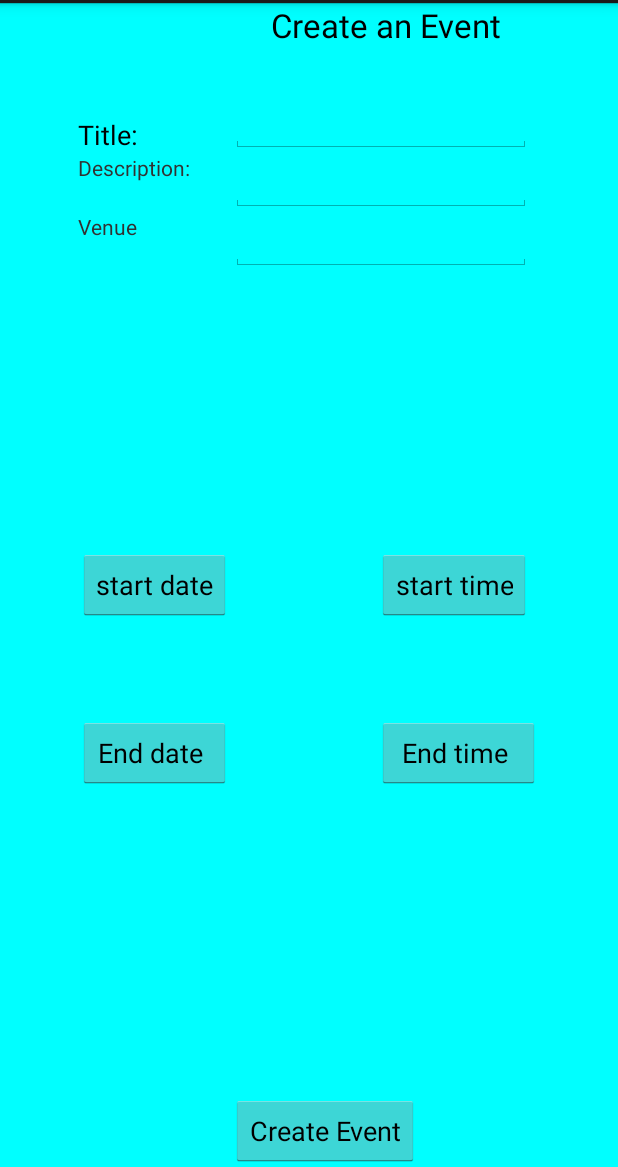
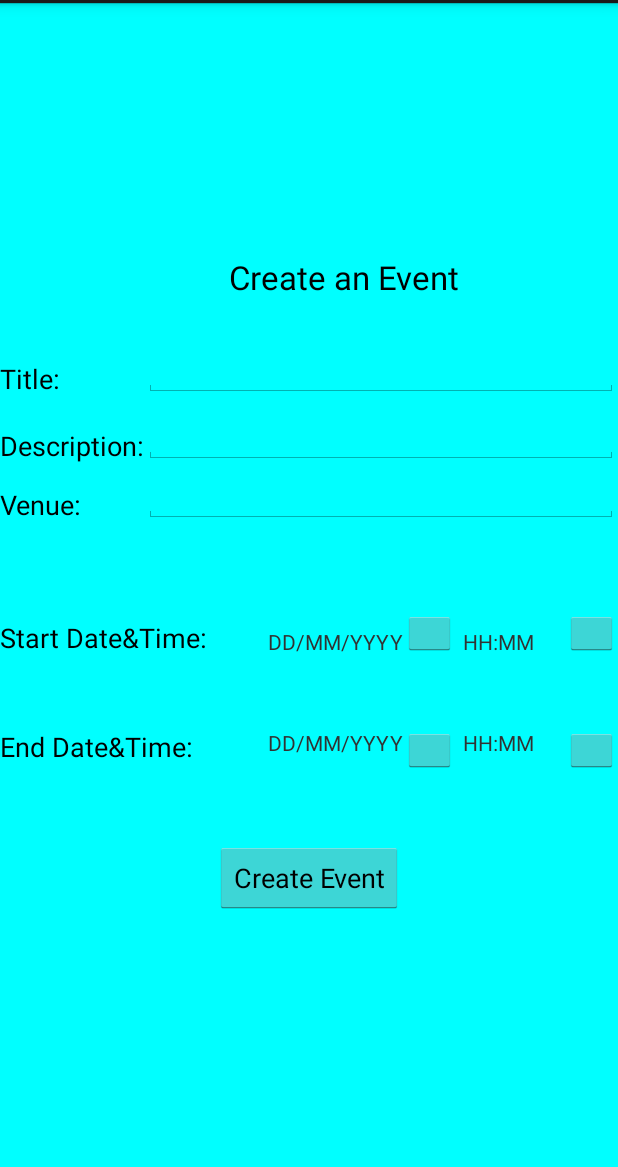
Before and after one commit to anusharavikumar/Team08, an Android app: the fragment CreateEvent shown on its own in the app's theme, on a phone screen of 412 x 824 dp, the part 69-1236 px from its top. Run offline under Robolectric (Android 15) with nearby library versions, the phone set to English and light mode, and no system bars.

Commit message:
Updating create Event UI

```diff
--- a/SkiBuddy/app/src/main/java/com/cmpe277/skibuddy/DateHandler.java
+++ b/SkiBuddy/app/src/main/java/com/cmpe277/skibuddy/DateHandler.java
@@ -29,7 +29,7 @@ public class DateHandler extends DialogFragment  implements DatePickerDialog.OnD
     @Override
     public void onDateSet(DatePicker view, int year, int dateSetting, int dayOfMonth) {
         Context context;
-        String val = dateSetting+":"+(dayOfMonth+1)+":"+year;
+        String val = (dateSetting+1)+":"+(dayOfMonth)+":"+year;
         TextView tv = (TextView) getActivity().findViewById(R.id.textView6);
         tv.setText(val);
 
--- a/SkiBuddy/app/src/main/java/com/cmpe277/skibuddy/DateSetting.java
+++ b/SkiBuddy/app/src/main/java/com/cmpe277/skibuddy/DateSetting.java
@@ -29,7 +29,7 @@ public class DateSetting extends DialogFragment  implements DatePickerDialog.OnD
     @Override
     public void onDateSet(DatePicker view, int year, int dateSetting, int dayOfMonth) {
         Context context;
-        String val = dateSetting+":"+(dayOfMonth+1)+":"+year;
+        String val = (dateSetting+1)+":"+(dayOfMonth)+":"+year;
         TextView tv = (TextView) getActivity().findViewById(R.id.textView7);
         tv.setText(val);
         //Toast.makeText(this.getContext(), "selected date:" + dateSetting + "/" + (dayOfMonth + 1) + "/" + year, Toast.LENGTH_LONG).show();
--- a/SkiBuddy/app/src/main/res/layout/eventcreate.xml
+++ b/SkiBuddy/app/src/main/res/layout/eventcreate.xml
@@ -3,45 +3,46 @@
     android:layout_width="match_parent"
     android:layout_height="match_parent"
     android:gravity="center"
-    android:orientation="vertical" >
+    android:orientation="vertical"
+    android:background="@drawable/backgd">
 
     <Button
-        android:layout_width="wrap_content"
-        android:layout_height="wrap_content"
-        android:text="start date"
+        android:layout_width="35dp"
+        android:layout_height="30dp"
+
         android:id="@+id/button"
-        android:layout_centerVertical="true"
-        android:layout_alignParentStart="true" />
+
+        android:layout_alignBottom="@+id/textView6"
+        android:layout_toEndOf="@+id/textView6" />
 
     <Button
-        android:layout_width="wrap_content"
-        android:layout_height="wrap_content"
-        android:text="start time"
+        android:layout_width="35dp"
+        android:layout_height="30dp"
+
         android:id="@+id/button1"
-        android:layout_marginLeft="97dp"
-        android:layout_alignTop="@+id/button"
-        android:layout_toEndOf="@+id/button"
-        android:layout_marginStart="87dp" />
+        android:layout_marginLeft="70dp"
+        android:layout_alignBottom="@+id/textView6"
+        android:layout_alignParentEnd="true" />
     <Button
-        android:layout_width="wrap_content"
-        android:layout_height="wrap_content"
-        android:text=" End date  "
+        android:layout_width="35dp"
+        android:layout_height="30dp"
+
         android:id="@+id/button3"
 
+        android:layout_marginTop="48dp"
         android:layout_below="@+id/button"
-        android:layout_alignEnd="@+id/button"
-        android:layout_marginTop="64dp" />
+        android:layout_toEndOf="@+id/button5" />
 
     <Button
-        android:layout_width="wrap_content"
-        android:layout_height="wrap_content"
-        android:text=" End time  "
+        android:layout_width="35dp"
+        android:layout_height="30dp"
+
         android:id="@+id/button4"
 
-        android:layout_marginLeft="97dp"
-        android:layout_alignTop="@+id/button3"
-        android:layout_toEndOf="@+id/button3"
-        android:layout_marginStart="87dp" />
+        android:layout_marginLeft="70dp"
+        android:layout_alignParentEnd="true"
+        android:layout_alignBottom="@+id/button3"
+        android:layout_alignTop="@+id/button3" />
 
     <EditText
         android:layout_width="wrap_content"
@@ -55,22 +56,22 @@
     <TextView
         android:layout_width="wrap_content"
         android:layout_height="wrap_content"
+        android:textAppearance="?android:attr/textAppearanceMedium"
         android:text="Description:"
         android:id="@+id/textView"
+        android:layout_marginTop="20dp"
         android:layout_alignParentStart="true"
-
-        android:layout_alignTop="@+id/editText"
-        android:layout_toStartOf="@+id/button1"
-        android:layout_alignBottom="@+id/editText" />
+        android:layout_alignBottom="@+id/editText"
+        android:layout_above="@+id/editText2" />
 
     <TextView
         android:layout_width="wrap_content"
         android:layout_height="wrap_content"
-        android:text="Venue"
+        android:textAppearance="?android:attr/textAppearanceMedium"
+        android:text="Venue:"
         android:id="@+id/textView2"
-        android:layout_alignParentStart="true"
-        android:layout_below="@+id/textView"
-        android:layout_alignEnd="@+id/textView" />
+        android:layout_alignBottom="@+id/editText2"
+        android:layout_alignParentStart="true" />
 
     <EditText
         android:layout_width="wrap_content"
@@ -85,8 +86,9 @@
         android:layout_height="wrap_content"
         android:text="Create Event"
         android:id="@+id/button5"
-        android:layout_alignParentBottom="true"
-        android:layout_toEndOf="@+id/button3" />
+        android:layout_below="@+id/button3"
+        android:layout_centerHorizontal="true"
+        android:layout_marginTop="46dp" />
 
     <TextView
         android:layout_width="wrap_content"
@@ -95,41 +97,43 @@
         android:text="Create an Event"
         android:id="@+id/textView3"
         android:layout_alignParentTop="true"
-        android:layout_centerHorizontal="true" />
+        android:layout_toStartOf="@+id/button1" />
 
     <TextView
         android:layout_width="wrap_content"
         android:layout_height="wrap_content"
-        android:text=""
-        android:visibility = "invisible"
+
+        android:layout_marginLeft="40dp"
+        android:text="HH:MM"
         android:id="@+id/textView8"
-        android:layout_below="@+id/button1"
-        android:layout_alignStart="@+id/button1" />
+        android:layout_alignTop="@+id/textView6"
+        android:layout_toEndOf="@+id/textView7" />
 
     <TextView
         android:layout_width="wrap_content"
         android:layout_height="wrap_content"
-        android:text=""
-        android:visibility = "invisible"
+        android:layout_marginLeft="40dp"
+        android:text="HH:MM"
         android:id="@+id/textView5"
-        android:layout_below="@+id/button1"
-        android:layout_alignStart="@+id/button1" />
+        android:layout_alignTop="@+id/textView7"
+        android:layout_toEndOf="@+id/button5" />
     <TextView
         android:layout_width="wrap_content"
         android:layout_height="wrap_content"
-        android:text=""
-        android:visibility = "invisible"
+        android:text="DD/MM/YYYY"
+        android:layout_marginLeft="10dp"
         android:id="@+id/textView6"
-        android:layout_below="@+id/button1"
-        android:layout_alignStart="@+id/button1" />
+        android:layout_marginTop="69dp"
+        android:layout_below="@+id/editText2"
+        android:layout_toStartOf="@+id/textView8" />
     <TextView
         android:layout_width="wrap_content"
         android:layout_height="wrap_content"
-        android:text=""
-        android:visibility = "invisible"
+        android:layout_marginLeft="30dp"
+        android:text="DD/MM/YYYY"
         android:id="@+id/textView7"
-        android:layout_below="@+id/button1"
-        android:layout_alignStart="@+id/button1" />
+        android:layout_toStartOf="@+id/button3"
+        android:layout_alignTop="@+id/button3" />
 
     <EditText
         android:layout_width="wrap_content"
@@ -143,9 +147,28 @@
         android:layout_width="wrap_content"
         android:layout_height="wrap_content"
         android:textAppearance="?android:attr/textAppearanceMedium"
+        android:layout_alignParentStart="true"
         android:text="Title:"
         android:id="@+id/textView9"
         android:layout_alignBottom="@+id/title"
         android:layout_alignStart="@+id/textView" />
 
+    <TextView
+        android:layout_width="wrap_content"
+        android:layout_height="wrap_content"
+        android:textAppearance="?android:attr/textAppearanceMedium"
+        android:text="Start Date&amp;Time:"
+        android:id="@+id/textView10"
+        android:layout_alignBottom="@+id/textView6"
+        android:layout_alignParentStart="true" />
+
+    <TextView
+        android:layout_width="wrap_content"
+        android:layout_height="wrap_content"
+        android:textAppearance="?android:attr/textAppearanceMedium"
+        android:text="End Date&amp;Time:"
+        android:id="@+id/textView11"
+        android:layout_alignTop="@+id/textView7"
+        android:layout_alignParentStart="true" />
+
 </RelativeLayout>
```
Also changed, not shown: 1 other file.
